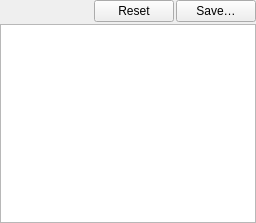
First picture: the form in src/datalist.ui, repository metno/kvhqc, before the edit.
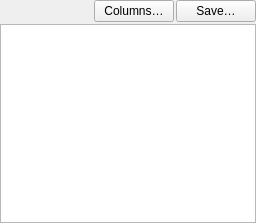
Second picture: the form after the edit. Custom widgets are drawn as their Qt base class.

Commit message: added button to add/remove/reset columns

The edit to the form file:
```diff
--- a/src/datalist.ui
+++ b/src/datalist.ui
@@ -47,7 +47,7 @@
         <string>Reset columns</string>
        </property>
        <property name="text">
-        <string>Reset</string>
+        <string>Columns…</string>
        </property>
       </widget>
      </item>
```
Left out of the diff: 20 changed lines with no effect on the pictures. The commit also changes 10 other files.
